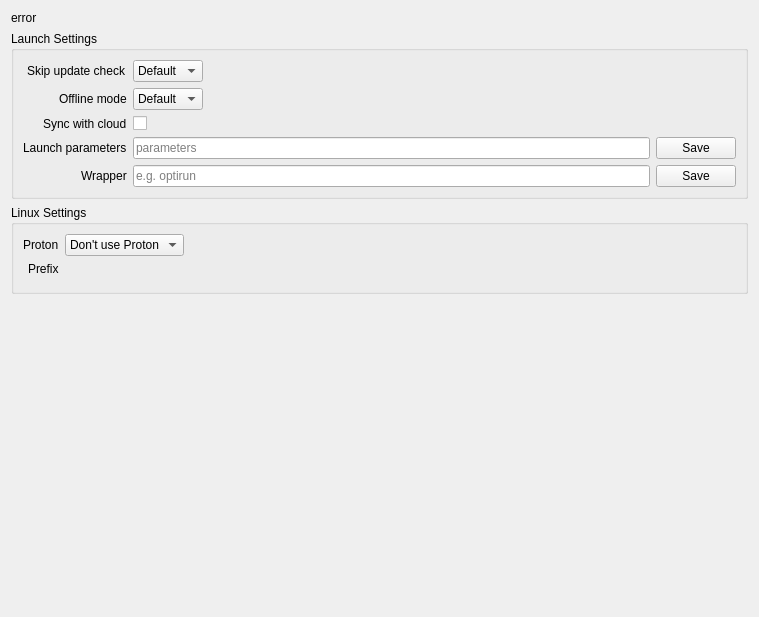
RareDevs/Rare, file rare/ui/components/tabs/games/game_info/game_settings.ui: the form before one commit.
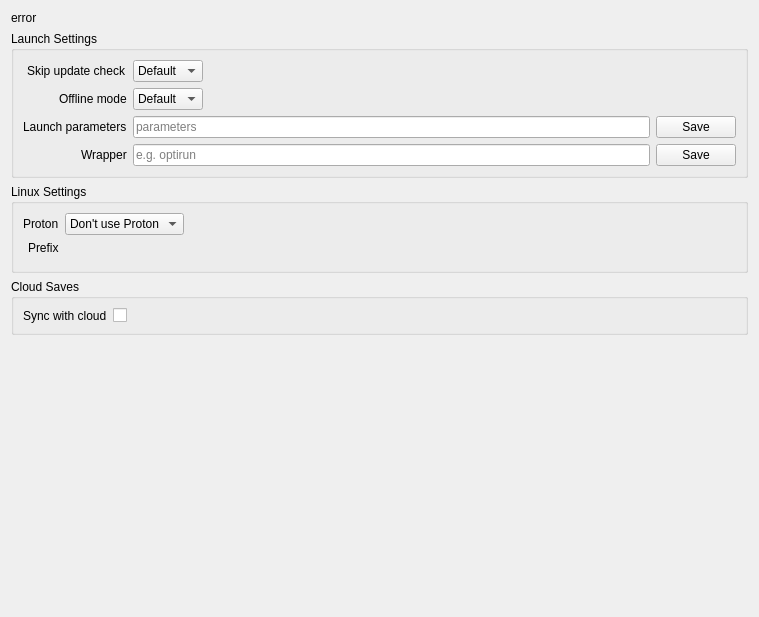
The form after the commit.

Commit message: Rebasing cloud_save_update with main

The edit to the form file:
```diff
--- a/rare/ui/components/tabs/games/game_info/game_settings.ui
+++ b/rare/ui/components/tabs/games/game_info/game_settings.ui
@@ -98,27 +98,13 @@
        </widget>
       </item>
       <item row="2" column="0">
-       <widget class="QLabel" name="cloud_sync_label">
-        <property name="text">
-         <string>Sync with cloud</string>
-        </property>
-       </widget>
-      </item>
-      <item row="2" column="1">
-       <widget class="QCheckBox" name="cloud_sync">
-        <property name="text">
-         <string notr="true"/>
-        </property>
-       </widget>
-      </item>
-      <item row="3" column="0">
        <widget class="QLabel" name="launch_params_label">
         <property name="text">
          <string>Launch parameters</string>
         </property>
        </widget>
       </item>
-      <item row="3" column="1">
+      <item row="2" column="1">
        <widget class="QWidget" name="launch_params_widget" native="true">
         <layout class="QHBoxLayout" name="launch_params_layout">
          <property name="leftMargin">
@@ -156,14 +142,14 @@
         </layout>
        </widget>
       </item>
-      <item row="4" column="0">
+         <item row="3" column="0">
        <widget class="QLabel" name="wrapper_label">
         <property name="text">
          <string>Wrapper</string>
         </property>
        </widget>
       </item>
-      <item row="4" column="1">
+         <item row="3" column="1">
        <widget class="QWidget" name="wrapper_widget" native="true">
         <layout class="QHBoxLayout" name="wrapper_layout">
          <property name="leftMargin">
@@ -255,6 +241,29 @@
      </layout>
     </widget>
    </item>
+      <item>
+          <widget class="QGroupBox" name="cloud_gb">
+              <property name="title">
+                  <string>Cloud Saves</string>
+              </property>
+              <layout class="QFormLayout" name="formLayout">
+                  <item row="0" column="0">
+                      <widget class="QLabel" name="cloud_sync_label">
+                          <property name="text">
+                              <string>Sync with cloud</string>
+                          </property>
+                      </widget>
+                  </item>
+                  <item row="0" column="1">
+                      <widget class="QCheckBox" name="cloud_sync">
+                          <property name="text">
+                              <string notr="true"/>
+                          </property>
+                      </widget>
+                  </item>
+              </layout>
+          </widget>
+      </item>
    <item>
     <spacer name="game_settings_vspacer">
      <property name="orientation">
```
Lines whose indentation alone changed are shown as unchanged. The commit also changes 16 other files.
